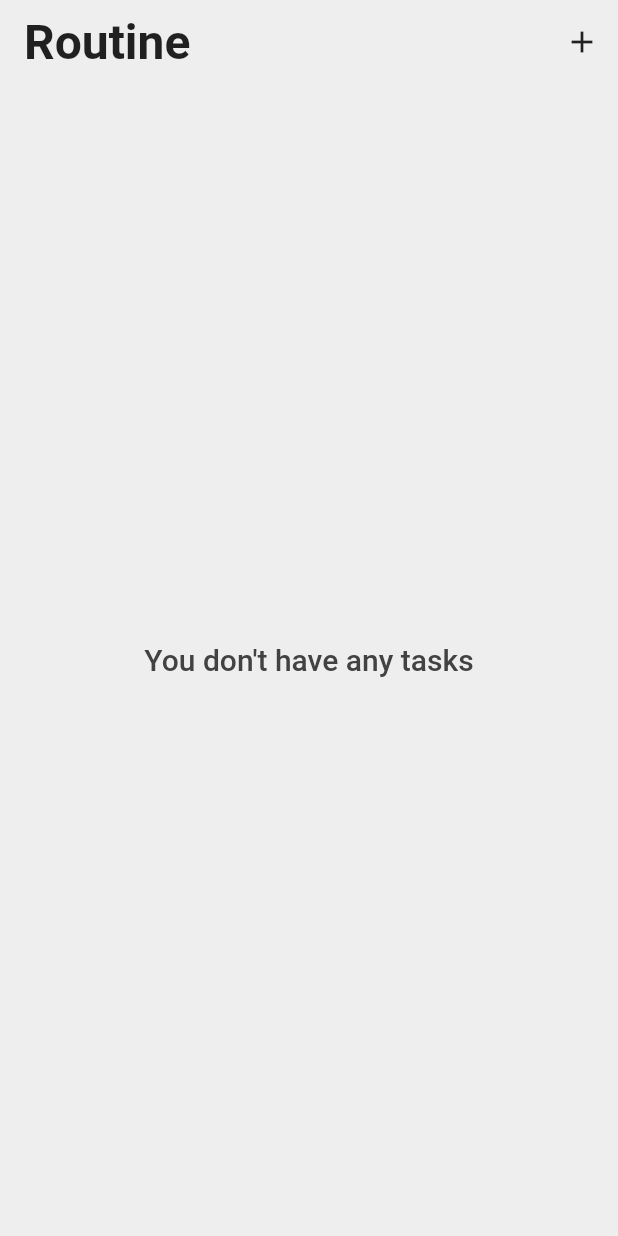
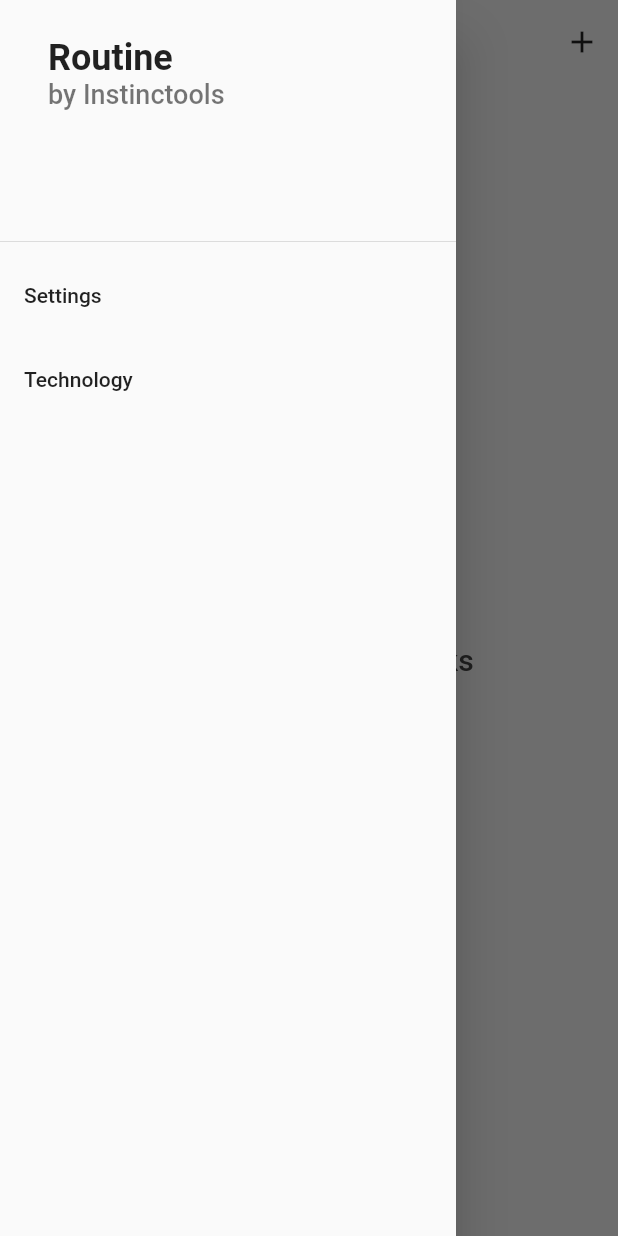
Before and after one commit to instinctools/routine, a Flutter app: the screen it shows after launch, with the side drawer open (before the commit the screen has no drawer), on a phone screen of 412 x 824 dp. Run offline on Flutter 3.47's test engine with Material 2 defaults, Android fonts, the phone set to English and light mode, and no system bars; our stand-ins replace sqflite; missing offline and left inert: flutter_picker; accounts and stored records are empty.

Commit message:
add simple drawer

```diff
--- a/Flutter/routine_flutter/lib/ui/todo/todolist.dart
+++ b/Flutter/routine_flutter/lib/ui/todo/todolist.dart
@@ -1,5 +1,6 @@
 import 'package:flutter/cupertino.dart';
 import 'package:flutter/material.dart';
+import 'package:flutter/rendering.dart';
 import 'package:routine_flutter/data/db_helper.dart';
 import 'package:routine_flutter/data/todo.dart';
 import 'package:routine_flutter/ui/edit/edit_screen.dart';
@@ -30,21 +31,50 @@ class _TodoListState extends State<TodoList> {
             )
           ],
         ),
+        drawer: Drawer(
+          child: ListView(
+            padding: EdgeInsets.zero,
+            children: <Widget>[
+              DrawerHeader(
+                child: ListTile(
+                  title: Text(
+                    "Routine",
+                    style: Styles.drawerHeaderTitleTextStyle,
+                  ),
+                  subtitle: Text(
+                    "by Instinctools",
+                    style: Styles.drawerHeaderSubtitleTextStyle,
+                  ),
+                ),
+              ),
+              ListTile(
+                title: Text("Settings"),
+                onTap: () {
+                  print("on item 1 clicked");
+                  Navigator.pop(context);
+                },
+              ),
+              ListTile(
+                title: Text("Technology"),
+                onTap: () {
+                  print("on item 2 clicked");
+                  Navigator.pop(context);
+                },
+              ),
+            ],
+          ),
+        ),
         body: FutureBuilder<List<Todo>>(
           future: helper.getTodos(),
           builder: (context, futureResult) {
             if (futureResult.connectionState == ConnectionState.done) {
               if (futureResult.data.length > 0) {
                 List<Todo> sortedList = futureResult.data;
-                sortedList.sort((a, b) =>
-                    TimeUtils.compareDateTimes(a.targetDate, b.targetDate));
+                sortedList.sort((a, b) => TimeUtils.compareDateTimes(a.targetDate, b.targetDate));
 
                 List<Widget> widgets = _createItemWidgetsList(sortedList);
                 return ListView.builder(
-                    padding:
-                        EdgeInsets.symmetric(horizontal: Dimens.COMMON_PADDING),
-                    itemCount: widgets.length,
-                    itemBuilder: (context, index) => widgets[index]);
+                    padding: EdgeInsets.symmetric(horizontal: Dimens.COMMON_PADDING), itemCount: widgets.length, itemBuilder: (context, index) => widgets[index]);
               } else {
 //              placeholder for empty list
                 return Center(
@@ -84,8 +114,7 @@ class _TodoListState extends State<TodoList> {
 
     for (int i = 0; i < sortedList.length; i++) {
       Todo todo = sortedList[i];
-      int gradientColorIndex =
-          lastExpiredIndex != -1 ? i - lastExpiredIndex - 1 : i;
+      int gradientColorIndex = lastExpiredIndex != -1 ? i - lastExpiredIndex - 1 : i;
 
       widgets.add(_getItemWidget(todo, gradientColorIndex));
 
@@ -109,24 +138,17 @@ class _TodoListState extends State<TodoList> {
             setState(() {});
           },
           confirmDismiss: (direction) => _confirmDismiss(direction, todo),
-          background: _getDismissibleItemBackground(
-              Strings.listResetSlideActionLabel, Colors.green, true),
-          secondaryBackground: _getDismissibleItemBackground(
-              Strings.listDeleteSlideActionLabel, Colors.grey, false),
+          background: _getDismissibleItemBackground(Strings.listResetSlideActionLabel, Colors.green, true),
+          secondaryBackground: _getDismissibleItemBackground(Strings.listDeleteSlideActionLabel, Colors.grey, false),
         ),
         onTap: () => _pushEditScreen(todo: todo));
   }
 
   Widget _getDismissibleItemBackground(String title, Color color, bool isPrimary) {
     var dimen = Dimens.COMMON_PADDING_HALF;
-    var insets = EdgeInsets.only(
-        top: dimen,
-        bottom: dimen,
-        left: isPrimary ? 0.0 : dimen,
-        right: isPrimary ? dimen : 0.0);
+    var insets = EdgeInsets.only(top: dimen, bottom: dimen, left: isPrimary ? 0.0 : dimen, right: isPrimary ? dimen : 0.0);
 
-    MainAxisAlignment alignment =
-        isPrimary ? MainAxisAlignment.start : MainAxisAlignment.end;
+    MainAxisAlignment alignment = isPrimary ? MainAxisAlignment.start : MainAxisAlignment.end;
 
     return Container(
       color: ColorsRes.mainBgColor,
@@ -137,14 +159,10 @@ class _TodoListState extends State<TodoList> {
             heightFactor: 1.0,
             child: Container(
               margin: insets,
-              decoration: BoxDecoration(
-                  borderRadius:
-                      BorderRadius.circular(Dimens.ITEM_BOX_BORDER_RADIUS),
-                  color: color),
+              decoration: BoxDecoration(borderRadius: BorderRadius.circular(Dimens.ITEM_BOX_BORDER_RADIUS), color: color),
               child: Center(
                 child: Padding(
-                  padding: EdgeInsets.symmetric(
-                      horizontal: Dimens.COMMON_PADDING_LARGE),
+                  padding: EdgeInsets.symmetric(horizontal: Dimens.COMMON_PADDING_LARGE),
                   child: Text(
                     title,
                     style: Styles.TODO_ITEM_TITLE_TEXT,
@@ -180,9 +198,7 @@ class _TodoListState extends State<TodoList> {
         return AlertDialog(
           content: Text(Strings.listDialogContentText),
           actions: <Widget>[
-            FlatButton(
-                child: Text(Strings.listDialogActionCancel),
-                onPressed: () => Navigator.pop(context, false)),
+            FlatButton(child: Text(Strings.listDialogActionCancel), onPressed: () => Navigator.pop(context, false)),
             FlatButton(
                 child: Text(Strings.listDialogActionDelete),
                 onPressed: () async {
@@ -194,10 +210,7 @@ class _TodoListState extends State<TodoList> {
       });
 
   void _pushEditScreen({Todo todo}) async {
-    var isAdded = await Navigator.push(
-        context,
-        MaterialPageRoute(
-            builder: (BuildContext context) => EditScreen(entry: todo)));
+    var isAdded = await Navigator.push(context, MaterialPageRoute(builder: (BuildContext context) => EditScreen(entry: todo)));
     if (isAdded != null && isAdded) {
       setState(() {});
     }
--- a/Flutter/routine_flutter/lib/utils/styles.dart
+++ b/Flutter/routine_flutter/lib/utils/styles.dart
@@ -39,4 +39,14 @@ class Styles {
     fontWeight: FontWeight.w600,
     fontSize: Dimens.EDIT_RESET_SELECTOR_TEXT_SIZE,
   );
+
+  static TextStyle drawerHeaderTitleTextStyle = TextStyle(
+    fontWeight: FontWeight.w700,
+    fontSize: 24,
+  );
+
+  static TextStyle drawerHeaderSubtitleTextStyle = TextStyle(
+    fontWeight: FontWeight.w500,
+    fontSize: 18,
+  );
 }
```
